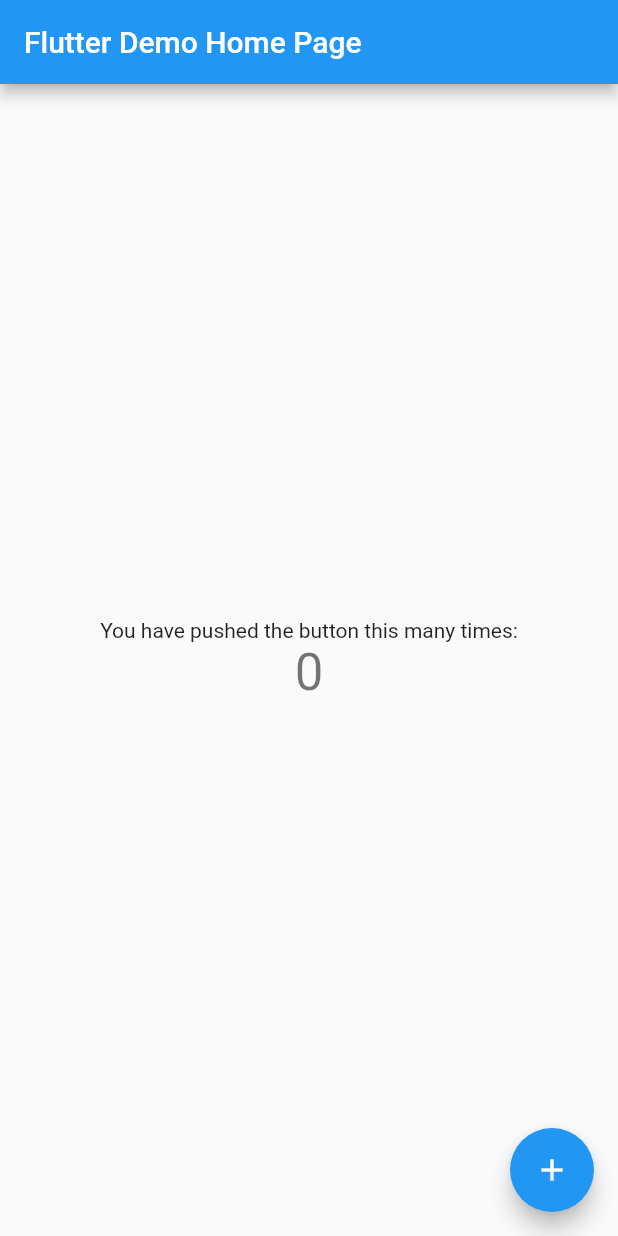
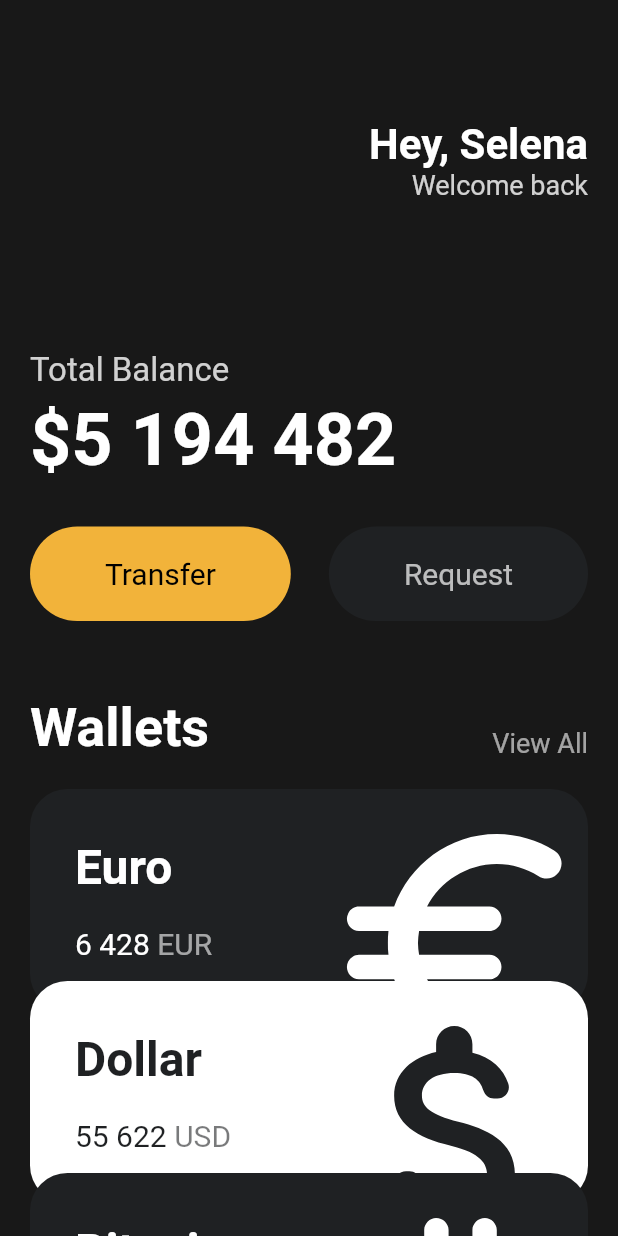
Before and after one commit to Sungjjjun/FlutterStudy, a Flutter app: the screen it shows after launch, on a phone screen of 412 x 824 dp. Run offline on Flutter 3.47's test engine with Material 2 defaults, Android fonts, the phone set to English and light mode, and no system bars.

Commit message:
main화면 구성

```diff
--- a/toonflix/lib/main.dart
+++ b/toonflix/lib/main.dart
@@ -1,115 +1,147 @@
 import 'package:flutter/material.dart';
+import 'package:toonflix/widgets/button.dart';
+import 'package:toonflix/widgets/card.dart';
 
 void main() {
-  runApp(const MyApp());
+  runApp(App());
 }
 
-class MyApp extends StatelessWidget {
-  const MyApp({super.key});
-
-  // This widget is the root of your application.
+class App extends StatelessWidget {
   @override
   Widget build(BuildContext context) {
     return MaterialApp(
-      title: 'Flutter Demo',
-      theme: ThemeData(
-        // This is the theme of your application.
-        //
-        // Try running your application with "flutter run". You'll see the
-        // application has a blue toolbar. Then, without quitting the app, try
-        // changing the primarySwatch below to Colors.green and then invoke
-        // "hot reload" (press "r" in the console where you ran "flutter run",
-        // or simply save your changes to "hot reload" in a Flutter IDE).
-        // Notice that the counter didn't reset back to zero; the application
-        // is not restarted.
-        primarySwatch: Colors.blue,
+      home: Scaffold(
+        backgroundColor: const Color(0xFF181818),
+        body: SingleChildScrollView(
+          child: Padding(
+            padding: const EdgeInsets.symmetric(
+              horizontal: 20,
             ),
-      home: const MyHomePage(title: 'Flutter Demo Home Page'),
-    );
-  }
-}
-
-class MyHomePage extends StatefulWidget {
-  const MyHomePage({super.key, required this.title});
-
-  // This widget is the home page of your application. It is stateful, meaning
-  // that it has a State object (defined below) that contains fields that affect
-  // how it looks.
-
-  // This class is the configuration for the state. It holds the values (in this
-  // case the title) provided by the parent (in this case the App widget) and
-  // used by the build method of the State. Fields in a Widget subclass are
-  // always marked "final".
-
-  final String title;
-
-  @override
-  State<MyHomePage> createState() => _MyHomePageState();
-}
-
-class _MyHomePageState extends State<MyHomePage> {
-  int _counter = 0;
-
-  void _incrementCounter() {
-    setState(() {
-      // This call to setState tells the Flutter framework that something has
-      // changed in this State, which causes it to rerun the build method below
-      // so that the display can reflect the updated values. If we changed
-      // _counter without calling setState(), then the build method would not be
-      // called again, and so nothing would appear to happen.
-      _counter++;
-    });
-  }
-
-  @override
-  Widget build(BuildContext context) {
-    // This method is rerun every time setState is called, for instance as done
-    // by the _incrementCounter method above.
-    //
-    // The Flutter framework has been optimized to make rerunning build methods
-    // fast, so that you can just rebuild anything that needs updating rather
-    // than having to individually change instances of widgets.
-    return Scaffold(
-      appBar: AppBar(
-        // Here we take the value from the MyHomePage object that was created by
-        // the App.build method, and use it to set our appbar title.
-        title: Text(widget.title),
+            child: Column(
+              crossAxisAlignment: CrossAxisAlignment.start,
+              children: [
+                const SizedBox(
+                  height: 80,
                 ),
-      body: Center(
-        // Center is a layout widget. It takes a single child and positions it
-        // in the middle of the parent.
-        child: Column(
-          // Column is also a layout widget. It takes a list of children and
-          // arranges them vertically. By default, it sizes itself to fit its
-          // children horizontally, and tries to be as tall as its parent.
-          //
-          // Invoke "debug painting" (press "p" in the console, choose the
-          // "Toggle Debug Paint" action from the Flutter Inspector in Android
-          // Studio, or the "Toggle Debug Paint" command in Visual Studio Code)
-          // to see the wireframe for each widget.
-          //
-          // Column has various properties to control how it sizes itself and
-          // how it positions its children. Here we use mainAxisAlignment to
-          // center the children vertically; the main axis here is the vertical
-          // axis because Columns are vertical (the cross axis would be
-          // horizontal).
-          mainAxisAlignment: MainAxisAlignment.center,
-          children: <Widget>[
+                Row(
+                  mainAxisAlignment: MainAxisAlignment.end,
+                  children: [
+                    Column(
+                      crossAxisAlignment: CrossAxisAlignment.end,
+                      children: [
                         const Text(
-              'You have pushed the button this many times:',
+                          'Hey, Selena',
+                          style: TextStyle(
+                            fontSize: 28,
+                            fontWeight: FontWeight.w700,
+                            color: Colors.white,
+                          ),
                         ),
                         Text(
-              '$_counter',
-              style: Theme.of(context).textTheme.headline4,
+                          'Welcome back',
+                          style: TextStyle(
+                            fontSize: 18,
+                            color: Colors.white.withOpacity(0.8),
+                          ),
+                        ),
+                      ],
+                    ),
+                  ],
+                ),
+                const SizedBox(
+                  height: 100,
+                ),
+                Text(
+                  'Total Balance',
+                  style: TextStyle(
+                    fontSize: 22,
+                    color: Colors.white.withOpacity(0.8),
+                  ),
+                ),
+                const SizedBox(
+                  height: 5,
+                ),
+                const Text(
+                  '\$5 194 482',
+                  style: TextStyle(
+                    fontSize: 48,
+                    fontWeight: FontWeight.w600,
+                    color: Colors.white,
+                  ),
+                ),
+                const SizedBox(
+                  height: 30,
+                ),
+                Row(
+                  mainAxisAlignment: MainAxisAlignment.spaceBetween,
+                  children: [
+                    const Button(
+                      text: 'Transfer',
+                      bgcolor: Color(0xFFF2B33A),
+                      textcolor: Colors.black,
+                    ),
+                    Button(
+                      text: 'Request',
+                      bgcolor: const Color(0xFF1F2123),
+                      textcolor: Colors.white.withOpacity(0.7),
+                    ),
+                  ],
+                ),
+                const SizedBox(
+                  height: 50,
+                ),
+                Row(
+                  crossAxisAlignment: CrossAxisAlignment.end,
+                  mainAxisAlignment: MainAxisAlignment.spaceBetween,
+                  children: [
+                    const Text(
+                      'Wallets',
+                      style: TextStyle(
+                          fontSize: 36,
+                          color: Colors.white,
+                          fontWeight: FontWeight.w600),
+                    ),
+                    Text(
+                      'View All',
+                      style: TextStyle(
+                        fontSize: 18,
+                        color: Colors.white.withOpacity(0.6),
+                      ),
+                    ),
+                  ],
+                ),
+                const SizedBox(
+                  height: 20,
+                ),
+                const CurrencyCard(
+                  currency: 'Euro',
+                  symbol: 'EUR',
+                  money: '6 428',
+                  icons: Icons.euro_rounded,
+                  isInverted: false,
+                  order: 1,
+                ),
+                const CurrencyCard(
+                  currency: 'Dollar',
+                  symbol: 'USD',
+                  money: '55 622',
+                  icons: Icons.attach_money_rounded,
+                  isInverted: true,
+                  order: 2,
+                ),
+                const CurrencyCard(
+                  currency: 'Bitcoin',
+                  symbol: 'BTC',
+                  money: '9 785',
+                  icons: Icons.currency_bitcoin_rounded,
+                  isInverted: false,
+                  order: 3,
                 ),
               ],
             ),
           ),
-      floatingActionButton: FloatingActionButton(
-        onPressed: _incrementCounter,
-        tooltip: 'Increment',
-        child: const Icon(Icons.add),
-      ), // This trailing comma makes auto-formatting nicer for build methods.
+        ),
+      ),
     );
   }
 }
--- /dev/null
+++ b/toonflix/lib/widgets/button.dart
@@ -0,0 +1,38 @@
+import 'package:flutter/material.dart';
+
+class Button extends StatelessWidget {
+  final String text;
+  final Color bgcolor;
+  final Color textcolor;
+
+  const Button({
+    super.key,
+    required this.text,
+    required this.bgcolor,
+    required this.textcolor,
+  });
+
+  @override
+  Widget build(BuildContext context) {
+    // TODO: implement build
+    return Container(
+      decoration: BoxDecoration(
+        color: bgcolor,
+        borderRadius: BorderRadius.circular(45),
+      ),
+      child: Padding(
+        padding: const EdgeInsets.symmetric(
+          vertical: 20,
+          horizontal: 50,
+        ),
+        child: Text(
+          text,
+          style: TextStyle(
+            fontSize: 20,
+            color: textcolor,
+          ),
+        ),
+      ),
+    );
+  }
+}
--- /dev/null
+++ b/toonflix/lib/widgets/card.dart
@@ -0,0 +1,93 @@
+import 'package:flutter/material.dart';
+
+class CurrencyCard extends StatelessWidget {
+  final String currency, symbol, money;
+  final IconData icons;
+  final bool isInverted;
+  final int order;
+
+  final Color black = const Color(0xFF1F2123);
+
+  const CurrencyCard({
+    super.key,
+    required this.currency,
+    required this.symbol,
+    required this.money,
+    required this.icons,
+    required this.isInverted,
+    required this.order,
+  });
+
+  @override
+  Widget build(BuildContext context) {
+    // TODO: implement build
+    return Transform.translate(
+      offset: Offset(0, (order - 1) * -20),
+      child: Container(
+        clipBehavior: Clip.hardEdge,
+        decoration: BoxDecoration(
+          color: isInverted ? Colors.white : black,
+          borderRadius: BorderRadius.circular(25),
+        ),
+        child: Padding(
+          padding: const EdgeInsets.all(30),
+          child: Row(
+            mainAxisAlignment: MainAxisAlignment.spaceBetween,
+            children: [
+              Column(
+                crossAxisAlignment: CrossAxisAlignment.start,
+                children: [
+                  Text(
+                    currency,
+                    style: TextStyle(
+                      color: isInverted ? black : Colors.white,
+                      fontSize: 32,
+                      fontWeight: FontWeight.w600,
+                    ),
+                  ),
+                  const SizedBox(
+                    height: 20,
+                  ),
+                  Row(
+                    children: [
+                      Text(
+                        money,
+                        style: TextStyle(
+                          color: isInverted ? black : Colors.white,
+                          fontSize: 20,
+                        ),
+                      ),
+                      const SizedBox(
+                        width: 5,
+                      ),
+                      Text(
+                        symbol,
+                        style: TextStyle(
+                          color: isInverted
+                              ? black.withOpacity(0.6)
+                              : Colors.white.withOpacity(0.6),
+                          fontSize: 20,
+                        ),
+                      ),
+                    ],
+                  )
+                ],
+              ),
+              Transform.scale(
+                scale: 2.2,
+                child: Transform.translate(
+                  offset: const Offset(-5, 13),
+                  child: Icon(
+                    icons,
+                    color: isInverted ? black : Colors.white,
+                    size: 88,
+                  ),
+                ),
+              ),
+            ],
+          ),
+        ),
+      ),
+    );
+  }
+}
```
Also changed, not shown: 1 other file. Lines whose indentation alone changed are shown as unchanged.
